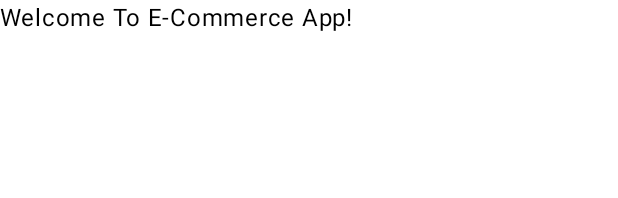
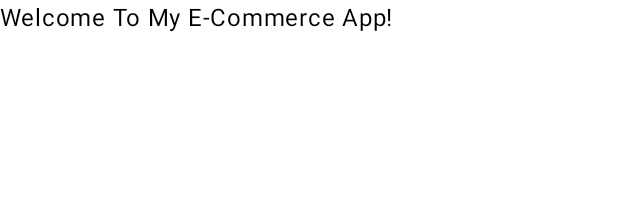
Before and after one commit to fatihBicgi/E-Commerce-App, an Android app built with Jetpack Compose: the @Preview function GreetingPreview, on a phone screen of 412 x 824 dp. Shown: the top 198 px of the screen. Run offline under Robolectric (Android 15) with nearby library versions, the phone set to English and light mode, and no system bars.

Commit message:
second commit

```diff
--- a/app/src/main/java/com/fatihbicgi/ecommerceapp/MainActivity.kt
+++ b/app/src/main/java/com/fatihbicgi/ecommerceapp/MainActivity.kt
@@ -33,7 +33,8 @@ class MainActivity : ComponentActivity() {
 @Composable
 fun Greeting(name: String, modifier: Modifier = Modifier) {
     Text(
-        text = "Welcome To $name!",
+        text = "Welcome To My $name!",
+
         modifier = modifier
     )
 }
```
